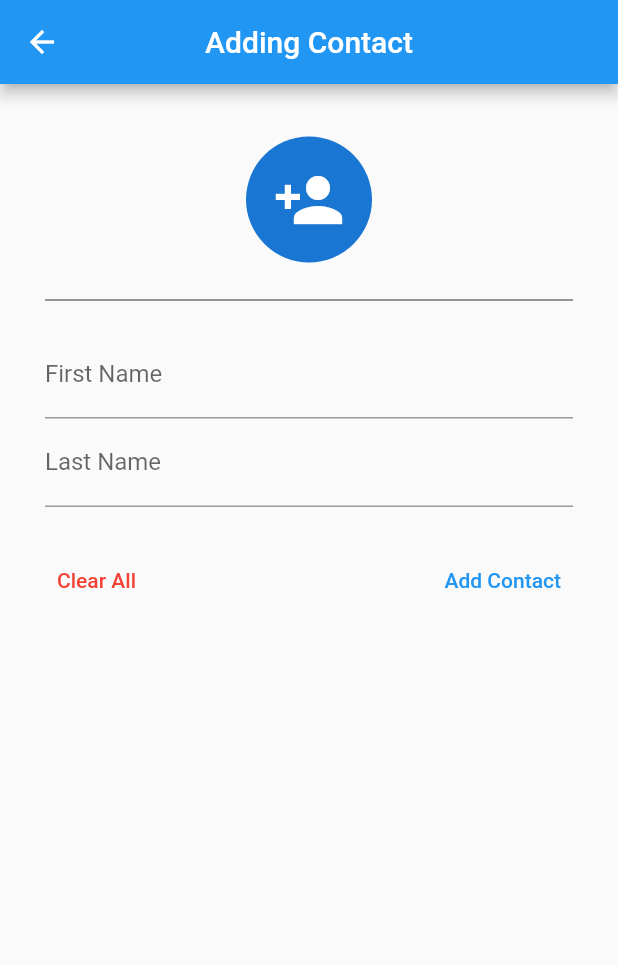
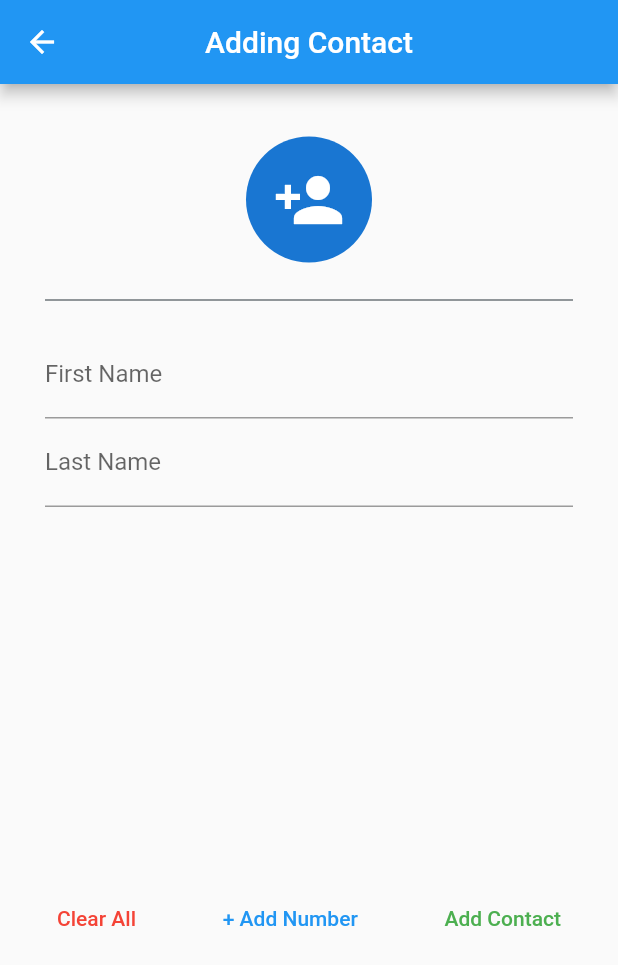
Before and after one commit to AY2020-2021-CpE-OJT/Phonebook_Sarona, a Flutter app: the addNew screen opened directly, on a phone screen of 412 x 824 dp. Shown: the top 965 px of the screen. Run offline on Flutter 3.47's test engine with Material 2 defaults, Android fonts, the phone set to English and light mode, and no system bars; network calls fail.

Commit message:
Changed button colors and Adjusted for communication to API

```diff
--- a/phonebook_app/lib/routes/add_new.dart
+++ b/phonebook_app/lib/routes/add_new.dart
@@ -1,9 +1,27 @@
 import 'package:flutter/material.dart';
 import 'package:phonebook/api/api.dart';
 
-class addNew extends StatelessWidget {
+class addNew extends StatefulWidget {
   const addNew({ Key? key}) : super(key: key);
 
+  @override
+  _addNewState createState() => _addNewState();
+}
+
+class _addNewState extends State<addNew> {
+  List<DynamicWidget> phoneNumbers = [];
+  contactAPI api = contactAPI();
+  int pnIndex = 0;
+
+  addDynamic() {
+    if (phoneNumbers.length >= 4) {
+      return;
+    }
+    phoneNumbers.add(DynamicWidget(index: pnIndex));
+    setState(() {
+      pnIndex++;
+    });
+  }
   @override
   Widget build(BuildContext context) {
     final TextEditingController _firstname = TextEditingController();
@@ -14,11 +32,10 @@ class addNew extends StatelessWidget {
         title: Text('Adding Contact'),
         centerTitle: true,
       ),
-      // resizeToAvoidBottomInset: false,
       body: Padding(
         padding: const EdgeInsets.fromLTRB(30, 20, 30, 20),
-        child: SingleChildScrollView(
         child: Column(
+          mainAxisSize: MainAxisSize.min,
           children: <Widget>[
             Padding(
               padding: const EdgeInsets.all(15),
@@ -31,6 +48,7 @@ class addNew extends StatelessWidget {
             ),
             Divider(height: 20, color: Colors.blueGrey[900],),
             SizedBox(height: 10),
+            //TEXTFIELDS
             TextField(
               controller: _firstname,
               decoration: InputDecoration(labelText: 'First Name'),
@@ -40,7 +58,31 @@ class addNew extends StatelessWidget {
               decoration: InputDecoration(labelText: 'Last Name'),
             ),
             SizedBox(height: 25,),
+            // Container(
+            //   height: 235,
+            //   child: ListView.builder(
+            //     scrollDirection: Axis.vertical,
+            //     itemCount: _phoneNumbers.length,
+            //     itemBuilder: (BuildContext context, int index){
+            //       return TextField(
+            //         controller: _phoneNumbers[index],
+            //         decoration: InputDecoration(labelText: 'Phone Number #${index+1}'),
+            //       );
+            //     },
+            //   ),
+            // ),
+            Container(
+              height: 225,
+              child: new ListView.builder(
+                itemCount: phoneNumbers.length,
+                itemBuilder: (BuildContext context, int index){
+                  return phoneNumbers[index];
+                }
+              ),
+            ),
+
             Row(
+              crossAxisAlignment: CrossAxisAlignment.end,
               mainAxisAlignment: MainAxisAlignment.spaceBetween,
               children: <Widget>[
                 TextButton(
@@ -52,14 +94,38 @@ class addNew extends StatelessWidget {
                   ),
                 ),
                 TextButton(
-                    onPressed: () {},
-                    child: Text('Add Contact'),
+                  onPressed: addDynamic,
+                  child: Text('+ Add Number'),
+                ),
+                TextButton(
+                  onPressed: () async {
+
+                  },
+                  child: Text('Add Contact',
+                    style: TextStyle(
+                        color: Colors.green,
+                    ),
+                  ),
                 )
               ],
             ),
           ],
         ),
       ),
+    );
+  }
+}
+
+class DynamicWidget extends StatelessWidget {
+  int index;
+  DynamicWidget({required this.index});
+
+  @override
+  Widget build(BuildContext context) {
+    return Container(
+      child: new TextField(
+        decoration: new InputDecoration(hintText: 'Phone Number'),
+        keyboardType: TextInputType.number,
       ),
     );
   }
--- a/phonebook_app/lib/routes/edit_contact.dart
+++ b/phonebook_app/lib/routes/edit_contact.dart
@@ -60,6 +60,7 @@ class editContact extends StatelessWidget {
                     return TextField(
                       controller: _phoneNumbers[index],
                       decoration: InputDecoration(labelText: 'Phone Number #${index+1}'),
+                      keyboardType: TextInputType.number,
                     );
                   },
                 ),
@@ -77,7 +78,11 @@ class editContact extends StatelessWidget {
                   ),
                   TextButton(
                     onPressed: () {},
-                    child: Text('Save Changes'),
+                    child: Text('Save Changes',
+                      style: TextStyle(
+                        color: Colors.green,
+                      ),
+                    ),
                   )
                 ],
               ),
```
Lines whose indentation alone changed are shown as unchanged.
